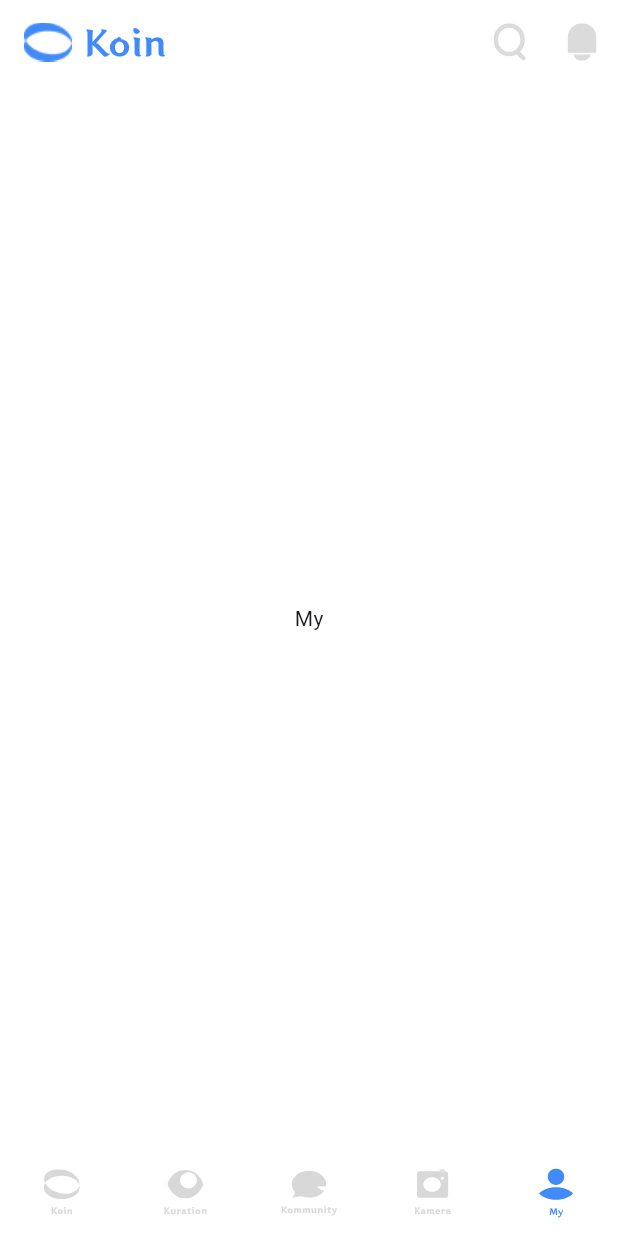
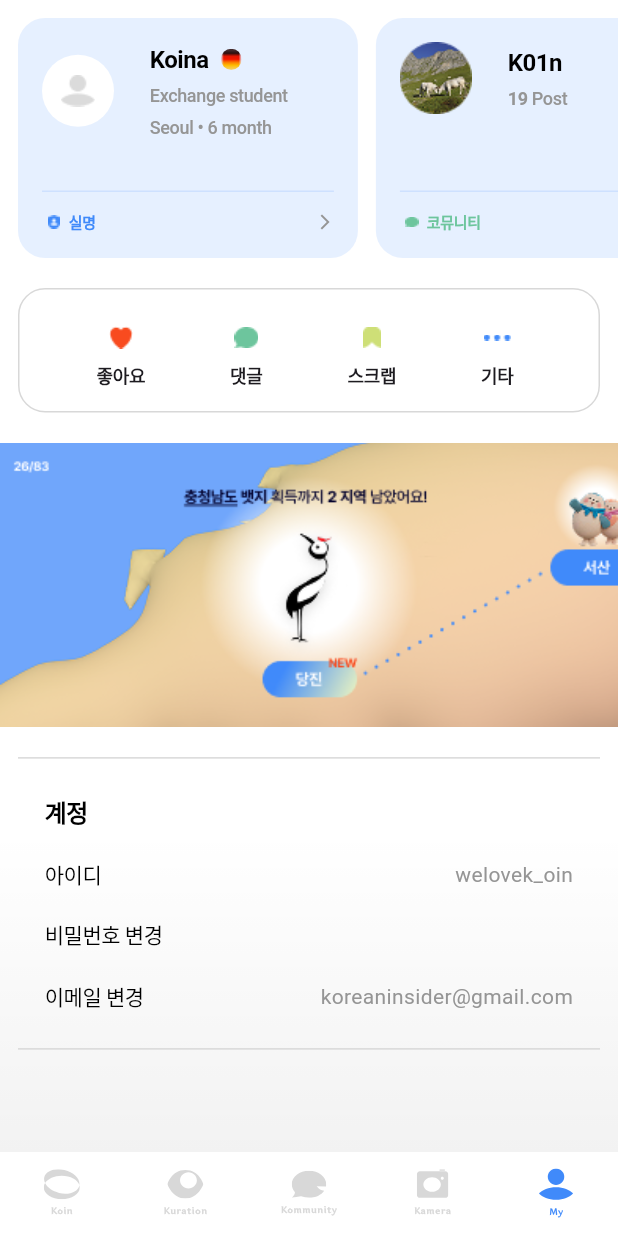
Before and after one commit to tmddn0920/koin, a Flutter app: the screen it shows after launch, swiped to page 5, on a phone screen of 412 x 824 dp. Run offline on Flutter 3.47's test engine with Material 3 defaults, Android fonts, the phone set to English and light mode, and no system bars; our stand-ins replace flutter_svg; Roboto replaces fonts that are missing (Pretendard).

Commit message:
Update My Screen

```diff
--- a/lib/user/views/home_screen.dart
+++ b/lib/user/views/home_screen.dart
@@ -25,7 +25,7 @@ class _HomeScreenState extends State<HomeScreen> {
   @override
   Widget build(BuildContext context) {
     return Scaffold(
-      appBar: _currentIndex == 3 ? null : customAppBar(context, onTabSelected: (index) {
+      appBar: (_currentIndex == 3 || _currentIndex == 4) ? null : customAppBar(context, onTabSelected: (index) {
         setState(() {
           _currentIndex = index;
         });
--- a/lib/user/views/my/views/my_screen.dart
+++ b/lib/user/views/my/views/my_screen.dart
@@ -1,10 +1,60 @@
 import 'package:flutter/material.dart';
+import 'package:koin/common/const/colors.dart';
+import '../widgets/profile_card_widget.dart';
+import '../widgets/action_buttons_widget.dart';
+import '../widgets/banner_widget.dart';
+import '../widgets/account_section_widget.dart';
 
 class MyScreen extends StatelessWidget {
   const MyScreen({super.key});
 
   @override
   Widget build(BuildContext context) {
-    return const Center(child: Text('My'));
+    return Scaffold(
+      body: Container(
+        decoration: BoxDecoration(
+          gradient: LinearGradient(
+            begin: Alignment.topCenter,
+            end: Alignment.bottomCenter,
+            stops: const [0.7212, 1.0],
+            colors: [
+              Colors.black.withOpacity(0.0),
+              Colors.black.withOpacity(0.05),
+            ],
+          ),
+        ),
+        child: SafeArea(
+          child: SingleChildScrollView(
+            child: ConstrainedBox(
+              constraints: BoxConstraints(
+                minHeight: MediaQuery.of(context).size.height - MediaQuery.of(context).padding.top,
+              ),
+              child: Column(
+                children: [
+                const SizedBox(height: 12),
+                const ProfileCardWidget(),
+                const SizedBox(height: 20),
+                const ActionButtonsWidget(),
+                const SizedBox(height: 20),
+                const BannerWidget(),
+                const SizedBox(height: 20),
+                Container(
+                  margin: const EdgeInsets.symmetric(horizontal: 12),
+                  height: 1,
+                  color: GRAY_COLOR,
+                ),
+                const AccountSectionWidget(),
+                Container(
+                  margin: const EdgeInsets.symmetric(horizontal: 12),
+                  height: 1,
+                  color: GRAY_COLOR,
+                ),
+                ],
+              ),
+            ),
+          ),
+        ),
+      ),
+    );
   }
 }
--- /dev/null
+++ b/lib/user/views/my/widgets/account_section_widget.dart
@@ -0,0 +1,59 @@
+import 'package:flutter/material.dart';
+import 'package:koin/common/const/colors.dart';
+
+class AccountSectionWidget extends StatelessWidget {
+  const AccountSectionWidget({super.key});
+
+  @override
+  Widget build(BuildContext context) {
+    return Container(
+      padding: const EdgeInsets.symmetric(horizontal: 30, vertical: 24),
+      child: Column(
+        crossAxisAlignment: CrossAxisAlignment.start,
+        children: [
+          const Text(
+            '계정',
+            style: TextStyle(
+              fontSize: 16,
+              fontWeight: FontWeight.w700,
+              color: Colors.black,
+              letterSpacing: -0.32,
+            ),
+          ),
+          const SizedBox(height: 20),
+          _buildAccountItem('아이디', 'welovek_oin'),
+          const SizedBox(height: 20),
+          _buildAccountItem('비밀번호 변경', ''),
+          const SizedBox(height: 20),
+          _buildAccountItem('이메일 변경', 'koreaninsider@gmail.com'),
+        ],
+      ),
+    );
+  }
+
+  Widget _buildAccountItem(String title, String value) {
+    return Row(
+      mainAxisAlignment: MainAxisAlignment.spaceBetween,
+      children: [
+        Text(
+          title,
+          style: const TextStyle(
+            fontSize: 14,
+            fontWeight: FontWeight.w500,
+            color: Colors.black,
+            letterSpacing: -0.32,
+          ),
+        ),
+        if (value.isNotEmpty)
+          Text(
+            value,
+            style: const TextStyle(
+              fontSize: 14,
+              fontWeight: FontWeight.w400,
+              color: Color(0xFF959595),
+            ),
+          ),
+      ],
+    );
+  }
+}
--- /dev/null
+++ b/lib/user/views/my/widgets/action_buttons_widget.dart
@@ -0,0 +1,70 @@
+import 'package:flutter/material.dart';
+import 'package:koin/common/const/colors.dart';
+
+class ActionButtonsWidget extends StatelessWidget {
+  const ActionButtonsWidget({super.key});
+
+  @override
+  Widget build(BuildContext context) {
+    return Container(
+      margin: const EdgeInsets.symmetric(horizontal: 12),
+      padding: const EdgeInsets.symmetric(vertical: 16),
+      decoration: BoxDecoration(
+        color: Colors.white,
+        borderRadius: BorderRadius.circular(18),
+        border: Border.all(
+          color: GRAY_COLOR,
+          width: 1,
+        ),
+      ),
+      child: Row(
+        mainAxisAlignment: MainAxisAlignment.spaceEvenly,
+        crossAxisAlignment: CrossAxisAlignment.center,
+        children: [
+          _buildActionButton(
+            iconPath: 'asset/img/icon/my_screen/Like.png',
+            label: '좋아요',
+          ),
+          _buildActionButton(
+            iconPath: 'asset/img/icon/my_screen/Comment.png',
+            label: '댓글',
+          ),
+          _buildActionButton(
+            iconPath: 'asset/img/icon/my_screen/Scrap.png',
+            label: '스크랩',
+          ),
+          _buildActionButton(
+            iconPath: 'asset/img/icon/my_screen/Setting.png',
+            label: '기타',
+          ),
+        ],
+      ),
+    );
+  }
+
+  Widget _buildActionButton({
+    required String iconPath,
+    required String label,
+  }) {
+    return GestureDetector(
+      onTap: () {},
+      child: Column(
+        children: [
+          Image.asset(
+            iconPath,
+            width: 32,
+            height: 32,
+          ),
+          Text(
+            label,
+            style: const TextStyle(
+              fontSize: 12,
+              fontWeight: FontWeight.w700,
+              letterSpacing: -0.2,
+            ),
+          ),
+        ],
+      ),
+    );
+  }
+}
--- /dev/null
+++ b/lib/user/views/my/widgets/banner_widget.dart
@@ -0,0 +1,14 @@
+import 'package:flutter/material.dart';
+
+class BannerWidget extends StatelessWidget {
+  const BannerWidget({super.key});
+
+  @override
+  Widget build(BuildContext context) {
+    return Image.asset(
+      'asset/img/icon/my_screen/Banner.png',
+      width: double.infinity,
+      fit: BoxFit.cover,
+    );
+  }
+}
--- /dev/null
+++ b/lib/user/views/my/widgets/profile_card_widget.dart
@@ -0,0 +1,233 @@
+import 'package:flutter/material.dart';
+import 'package:koin/common/const/colors.dart';
+
+class ProfileCardWidget extends StatelessWidget {
+  const ProfileCardWidget({super.key});
+
+  @override
+  Widget build(BuildContext context) {
+    return SizedBox(
+      height: 160,
+      child: ListView.builder(
+        scrollDirection: Axis.horizontal,
+        itemCount: 2,
+        itemBuilder: (context, index) {
+          if (index == 0) {
+            return Padding(
+              padding: const EdgeInsets.symmetric(horizontal: 12),
+              child: Container(
+                width: MediaQuery.of(context).size.width * 0.55,
+                padding: const EdgeInsets.all(16),
+                decoration: BoxDecoration(
+                  color: const Color(0x80CEE1FF),
+                  borderRadius: BorderRadius.circular(18),
+                ),
+                child: Column(
+                  crossAxisAlignment: CrossAxisAlignment.start,
+                  mainAxisAlignment: MainAxisAlignment.spaceBetween,
+                  children: [
+                    Row(
+                      children: [
+                        CircleAvatar(
+                          radius: 24,
+                          backgroundColor: WHITE_COLOR,
+                          child: Image.asset(
+                            'asset/img/icon/my_screen/People.png',
+                          ),
+                        ),
+                        const SizedBox(width: 24),
+                        Expanded(
+                          child: Column(
+                            crossAxisAlignment: CrossAxisAlignment.start,
+                            children: [
+                              Row(
+                                children: [
+                                  Text(
+                                    'Koina',
+                                    style: TextStyle(
+                                      fontSize: 16,
+                                      fontWeight: FontWeight.w700,
+                                      color: Colors.black,
+                                      letterSpacing: -0.32,
+                                    ),
+                                  ),
+                                  SizedBox(width: 8),
+                                  ClipOval(
+                                    child: Image.asset(
+                                      'asset/img/icon/CountryIcon_Germany.png',
+                                      width: 14,
+                                      height: 14,
+                                      fit: BoxFit.cover,
+                                    ),
+                                  ),
+                                ],
+                              ),
+                              SizedBox(height: 4),
+                              Text(
+                                'Exchange student',
+                                style: TextStyle(
+                                  fontSize: 12,
+                                  fontWeight: FontWeight.w500,
+                                  color: Color(0xFF959595),
+                                  letterSpacing: -0.24,
+                                ),
+                              ),
+                              SizedBox(height: 4),
+                              Text(
+                                'Seoul • 6 month',
+                                style: TextStyle(
+                                  fontSize: 12,
+                                  fontWeight: FontWeight.w500,
+                                  color: Color(0xFF959595),
+                                  letterSpacing: -0.24,
+                                ),
+                              ),
+                            ],
+                          ),
+                        ),
+                      ],
+                    ),
+                    const Spacer(),
+                    Container(
+                      height: 1,
+                      color: const Color(0xFFCEE1FF),
+                    ),
+                    const SizedBox(height: 12),
+                    Row(
+                      children: [
+                        Image.asset(
+                          'asset/img/icon/my_screen/Real.png',
+                          width: 16,
+                          height: 16,
+                        ),
+                        const SizedBox(width: 2),
+                        Text(
+                          '실명',
+                          style: TextStyle(
+                            fontSize: 10,
+                            fontWeight: FontWeight.w700,
+                            color: PRIMARY_COLOR,
+                            letterSpacing: -0.2,
+                          ),
+                        ),
+                        const Spacer(),
+                        const Icon(
+                          Icons.arrow_forward_ios,
+                          color: Color(0xFF959595),
+                          size: 12,
+                        ),
+                      ],
+                    ),
+                  ],
+                ),
+              ),
+            );
+          } else {
+            return Padding(
+              padding: const EdgeInsets.only(right: 12),
+              child: Container(
+                width: MediaQuery.of(context).size.width * 0.55,
+                padding: const EdgeInsets.all(16),
+                decoration: BoxDecoration(
+                  color: const Color(0x80CEE1FF),
+                  borderRadius: BorderRadius.circular(18),
+                ),
+                child: Column(
+                  crossAxisAlignment: CrossAxisAlignment.start,
+                  mainAxisAlignment: MainAxisAlignment.spaceBetween,
+                  children: [
+                    Row(
+                      children: [
+                        CircleAvatar(
+                          radius: 24,
+                          backgroundColor: WHITE_COLOR,
+                          child: Image.asset(
+                            'asset/img/icon/my_screen/Profile.png',
+                            width: 48,
+                            height: 48,
+                            fit: BoxFit.cover,
+                          ),
+                        ),
+                        const SizedBox(width: 24),
+                        const Expanded(
+                          child: Column(
+                            crossAxisAlignment: CrossAxisAlignment.start,
+                            children: [
+                              Text(
+                                'K01n',
+                                style: TextStyle(
+                                  fontSize: 16,
+                                  fontWeight: FontWeight.w700,
+                                  color: Colors.black,
+                                  letterSpacing: -0.32,
+                                ),
+                              ),
+                              SizedBox(height: 4),
+                              Row(
+                                children: [
+                                  Text(
+                                    '19',
+                                    style: TextStyle(
+                                      fontSize: 12,
+                                      fontWeight: FontWeight.w700,
+                                      color: Color(0xFF959595),
+                                      letterSpacing: -0.24,
+                                    ),
+                                  ),
+                                  Text(
+                                    ' Post',
+                                    style: TextStyle(
+                                      fontSize: 12,
+                                      fontWeight: FontWeight.w500,
+                                      color: Color(0xFF959595),
+                                      letterSpacing: -0.24,
+                                    ),
+                                  ),
+                                ],
+                              ),
+                            ],
+                          ),
+                        ),
+                      ],
+                    ),
+                    const Spacer(),
+                    Container(
+                      height: 1,
+                      color: const Color(0xFFCEE1FF),
+                    ),
+                    const SizedBox(height: 12),
+                    Row(
+                      children: [
+                        Image.asset(
+                          'asset/img/icon/my_screen/Kommunity.png',
+                          width: 16,
+                          height: 16,
+                        ),
+                        const SizedBox(width: 2),
+                        Text(
+                          '코뮤니티',
+                          style: TextStyle(
+                            fontSize: 10,
+                            fontWeight: FontWeight.w700,
+                            color: Color(0xFF6DC59D),
+                            letterSpacing: -0.2,
+                          ),
+                        ),
+                        const Spacer(),
+                        const Icon(
+                          Icons.arrow_forward_ios,
+                          color: Color(0xFF959595),
+                          size: 12,
+                        ),
+                      ],
+                    ),
+                  ],
+                ),
+              ),
+            );
+          }
+        },
+      ),
+    );
+  }
+}
--- a/pubspec.yaml
+++ b/pubspec.yaml
@@ -63,6 +63,7 @@ flutter:
   assets:
     - asset/img/icon/
     - asset/img/icon/kamara_screen/
+    - asset/img/icon/my_screen/
     - asset/img/test/
 
   # An image asset can refer to one or more resolution-specific "variants", see
```
Also changed, not shown: asset/img/icon/my_screen/Banner.png (added), asset/img/icon/my_screen/Comment.png (added), asset/img/icon/my_screen/Kommunity.png (added), asset/img/icon/my_screen/Like.png (added), asset/img/icon/my_screen/People.png (added), asset/img/icon/my_screen/Profile.png (added), asset/img/icon/my_screen/Real.png (added), asset/img/icon/my_screen/Scrap.png (added), asset/img/icon/my_screen/Setting.png (added).
